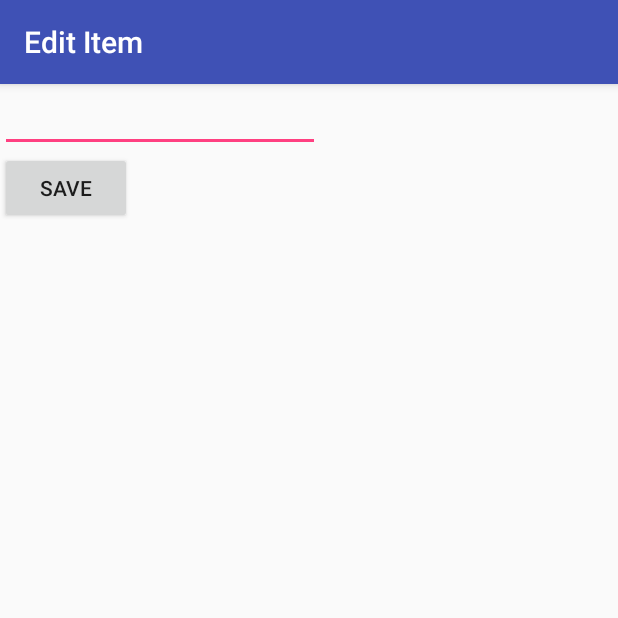
After one commit to matthew-compton/SimpleTodo, an Android app: the EditItemActivity screen opened directly, with no data from a screen before it, on a phone screen of 412 x 824 dp, the top half of it. The commit adds this screen. Run offline under Robolectric (Android 15) with nearby library versions, the phone set to English and light mode, and no system bars.

Commit message:
Add edit item feature.

```diff
--- a/app/src/main/AndroidManifest.xml
+++ b/app/src/main/AndroidManifest.xml
@@ -16,6 +16,8 @@
                 <category android:name="android.intent.category.LAUNCHER"/>
             </intent-filter>
         </activity>
+        <activity android:name=".EditItemActivity">
+        </activity>
     </application>
 
 </manifest>
--- /dev/null
+++ b/app/src/main/java/com/codepath/simpletodo/EditItemActivity.java
@@ -0,0 +1,43 @@
+package com.codepath.simpletodo;
+
+import android.content.Intent;
+import android.os.Bundle;
+import android.support.v7.app.AppCompatActivity;
+import android.view.View;
+import android.widget.EditText;
+
+import static com.codepath.simpletodo.MainActivity.ITEM_POSITION;
+import static com.codepath.simpletodo.MainActivity.ITEM_TEXT;
+
+public class EditItemActivity extends AppCompatActivity {
+
+    // text field containing updated item description
+    EditText etItemText;
+    // we need to track the item's position in the list
+    int position;
+
+    @Override
+    protected void onCreate(Bundle savedInstanceState) {
+        super.onCreate(savedInstanceState);
+        setContentView(R.layout.activity_edit_item);
+        // resolve the text field from the layout
+        etItemText = (EditText) findViewById(R.id.etItemText);
+        // set the text field's content from the intent
+        etItemText.setText(getIntent().getStringExtra(ITEM_TEXT));
+        // track the position of the item in the list
+        position = getIntent().getIntExtra(ITEM_POSITION, 0);
+        // set the title bar to reflect the purpose of the view
+        getSupportActionBar().setTitle("Edit Item");
+    }
+
+    public void onSaveItem(View v) {
+        // Prepare intent to pass back to MainActivity
+        Intent data = new Intent();
+        // Pass updated item text and original position
+        data.putExtra(ITEM_TEXT, etItemText.getText().toString());
+        data.putExtra(ITEM_POSITION, position); // ints work too
+        setResult(RESULT_OK, data); // set result code and bundle data for response
+        finish(); // closes the edit activity, passes intent back to main
+    }
+
+}
--- /dev/null
+++ b/app/src/main/res/layout/activity_edit_item.xml
@@ -0,0 +1,31 @@
+<?xml version="1.0" encoding="utf-8"?>
+<RelativeLayout
+    xmlns:android="http://schemas.android.com/apk/res/android"
+    xmlns:tools="http://schemas.android.com/tools"
+    android:layout_width="match_parent"
+    android:layout_height="match_parent"
+    tools:context=".EditItemActivity">
+
+    <EditText
+        android:id="@+id/etItemText"
+        android:layout_width="wrap_content"
+        android:layout_height="wrap_content"
+        android:layout_alignParentLeft="true"
+        android:layout_alignParentStart="true"
+        android:layout_alignParentTop="true"
+        android:ems="10"
+        android:inputType="textMultiLine"
+        />
+
+    <Button
+        android:id="@+id/btnSave"
+        android:layout_width="wrap_content"
+        android:layout_height="wrap_content"
+        android:layout_alignParentLeft="true"
+        android:layout_alignParentStart="true"
+        android:layout_below="@+id/etItemText"
+        android:onClick="onSaveItem"
+        android:text="Save"
+        />
+
+</RelativeLayout>
```
Also changed, not shown: app/src/main/java/com/codepath/simpletodo/MainActivity.java (+41 -0 lines).
